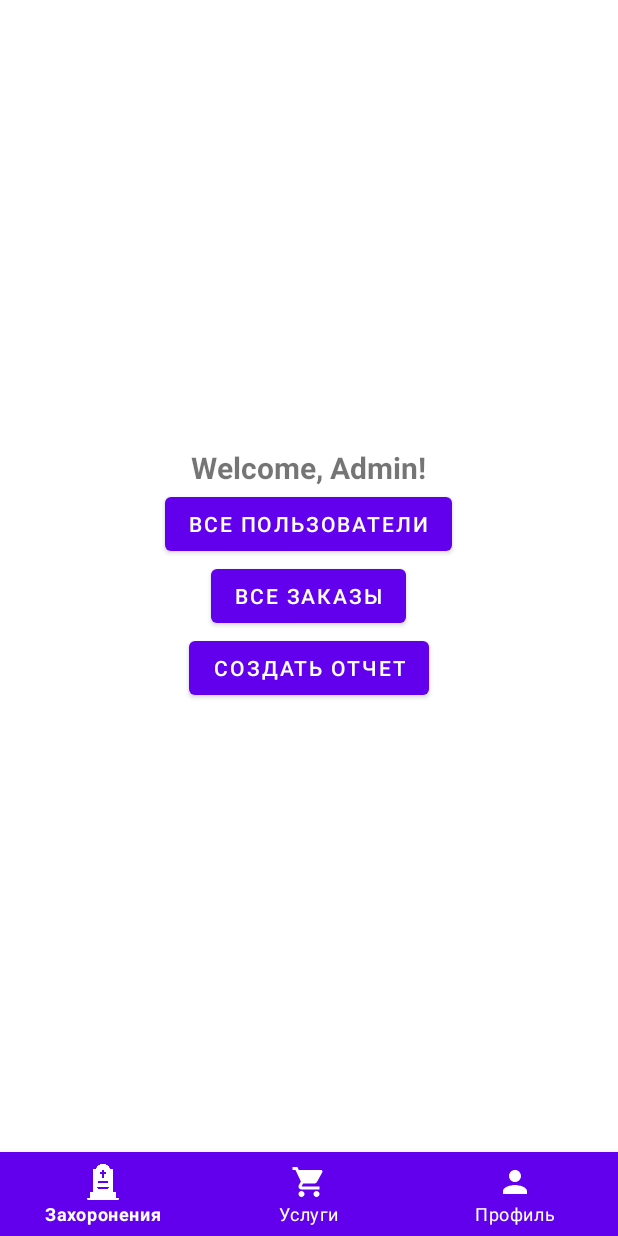
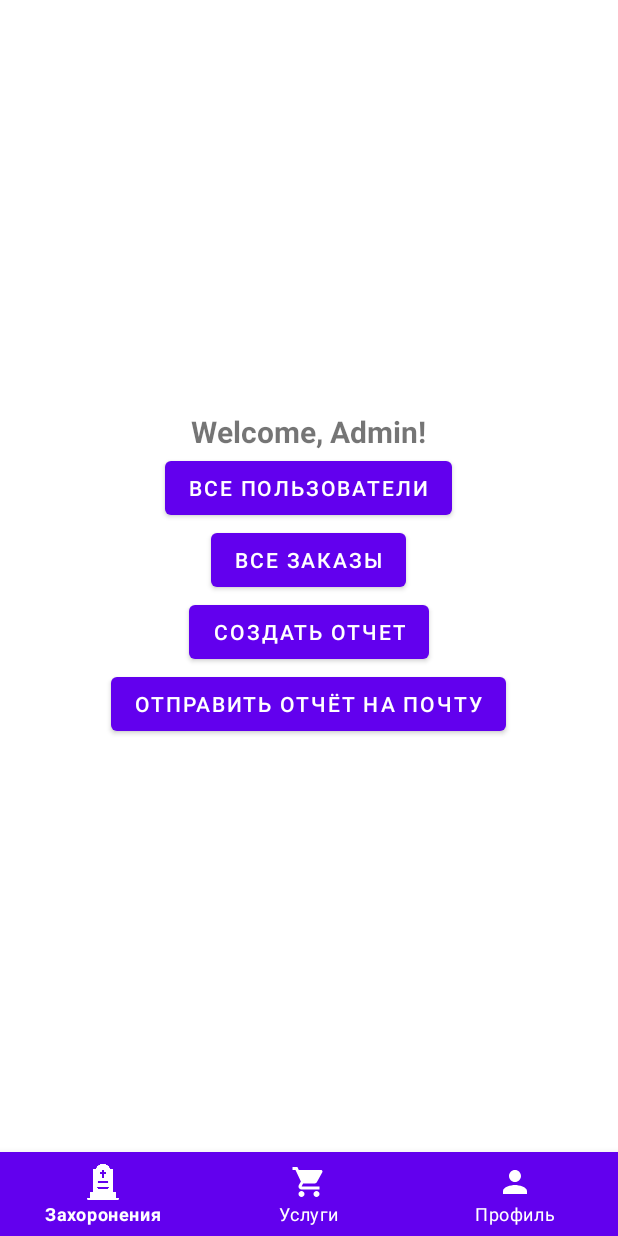
Before and after one commit to deus0machine/AISCemetery, an Android app built with Jetpack Compose: the fragment AdminFragment placed in its activity, on a phone screen of 412 x 824 dp. Run offline under Robolectric (Android 15) with nearby library versions, the phone set to English and light mode, and no system bars.

Commit message:
maybe end?

```diff
--- a/app/src/main/java/ru/sevostyanov/aiscemetery/BurialDetailsActivity.kt
+++ b/app/src/main/java/ru/sevostyanov/aiscemetery/BurialDetailsActivity.kt
@@ -185,8 +185,8 @@ class BurialDetailsActivity : AppCompatActivity() {
     }
     private fun isDateValid(birthDateString: String, deathDateString: String): Boolean {
         try {
-            val birthDate = SimpleDateFormat("dd/MM/yyyy", Locale.getDefault()).parse(birthDateString)
-            val deathDate = SimpleDateFormat("dd/MM/yyyy", Locale.getDefault()).parse(deathDateString)
+            val birthDate = SimpleDateFormat("dd-MM-yyyy", Locale.getDefault()).parse(birthDateString)
+            val deathDate = SimpleDateFormat("dd-MM-yyyy", Locale.getDefault()).parse(deathDateString)
 
             // Если хотя бы одна из дат некорректна, вернуть false
             if (birthDate == null || deathDate == null) {
--- a/app/src/main/java/ru/sevostyanov/aiscemetery/RetrofitClient.kt
+++ b/app/src/main/java/ru/sevostyanov/aiscemetery/RetrofitClient.kt
@@ -21,7 +21,7 @@ import ru.sevostyanov.aiscemetery.RegisterActivity.RegisterRequest
 import ru.sevostyanov.aiscemetery.RegisterActivity.RegisterResponse
 
 object RetrofitClient {
-    private const val BASE_URL = "http://192.168.0.102:8080"
+    private const val BASE_URL = "http://192.168.0.101:8080"
     val logging = HttpLoggingInterceptor().apply {
         level = HttpLoggingInterceptor.Level.BODY
     }
@@ -104,6 +104,8 @@ object RetrofitClient {
         fun getAllGuests(): Call<List<GuestItem>>
         @DELETE("/api/guest/{id}")
         fun deleteGuest(@Path("id") id: Long): Call<Void>
+        @POST("/api/admin/request/email")
+        fun sendRequest(@Body email: String): Call<Void>
 
     }
     // Интерфейс для LoginService
--- a/app/src/main/res/layout/fragment_admin.xml
+++ b/app/src/main/res/layout/fragment_admin.xml
@@ -29,5 +29,11 @@
         android:layout_height="wrap_content"
         android:text="Создать отчет"
         android:layout_gravity="center" />
+    <Button
+        android:id="@+id/send_request_button"
+        android:layout_width="wrap_content"
+        android:layout_height="wrap_content"
+        android:text="Отправить отчёт на почту"
+        android:layout_gravity="center" />
 
 </LinearLayout>
--- a/app/src/main/res/xml/network_security_config.xml
+++ b/app/src/main/res/xml/network_security_config.xml
@@ -1,6 +1,6 @@
 <?xml version="1.0" encoding="utf-8"?>
 <network-security-config>
     <domain-config cleartextTrafficPermitted="true">
-        <domain includeSubdomains="true">192.168.0.102</domain>
+        <domain includeSubdomains="true">192.168.0.101</domain>
     </domain-config>
 </network-security-config>
```
Also changed, not shown: app/src/main/java/ru/sevostyanov/aiscemetery/AdminFragment.kt (+35 -0 lines).
